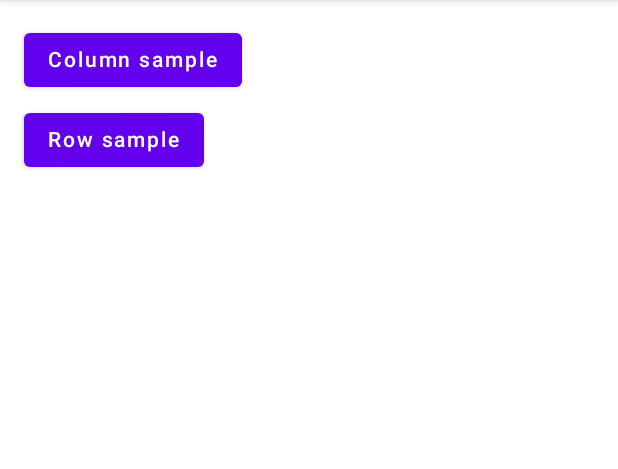
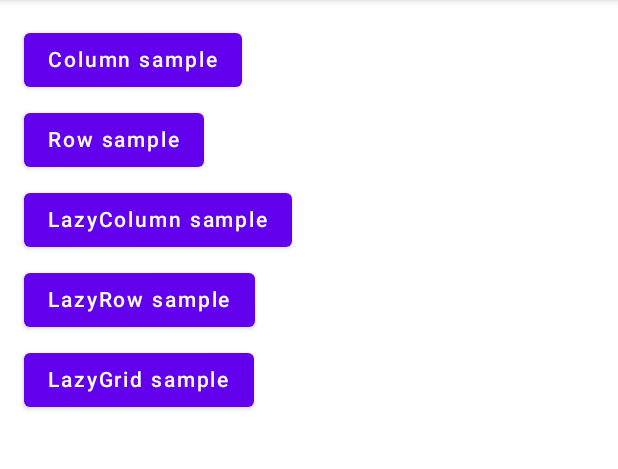
Before and after one commit to diegobrunet-vv/jetpack-compose, an Android app built with Jetpack Compose: the screen it shows after launch (MainActivity), on a phone screen of 412 x 824 dp, the part 84-553 px from its top. Run offline under Robolectric (Android 15) with nearby library versions, the phone set to English and light mode, and no system bars; our stand-ins replace Dagger/Hilt's generated code, accompanist.

Commit message:
fix lists

```diff
--- a/app/src/main/java/br/com/jetpack/compose/data/model/models.kt
+++ b/app/src/main/java/br/com/jetpack/compose/data/model/models.kt
@@ -4,5 +4,7 @@ data class User(
     val name: String,
     val username: String,
     val job: String,
+    val email: String,
+    val age: Int,
     val url: String? = null
 )
--- a/app/src/main/java/br/com/jetpack/compose/data/repository/user/UserData.kt
+++ b/app/src/main/java/br/com/jetpack/compose/data/repository/user/UserData.kt
@@ -6,5 +6,7 @@ val user = User(
     name = "Jose da Silva",
     username = "josedasilva",
     job = "Funcionário Publico",
+    email = "josedasilva@email.com",
+    age = 28,
     url = "https://www.google.com.br"
 )
--- a/app/src/main/java/br/com/jetpack/compose/presentation/home/HomeScreen.kt
+++ b/app/src/main/java/br/com/jetpack/compose/presentation/home/HomeScreen.kt
@@ -9,7 +9,7 @@ import androidx.compose.runtime.Composable
 import androidx.compose.ui.Modifier
 import androidx.compose.ui.unit.dp
 import androidx.navigation.NavHostController
-import br.com.jetpack.compose.utils.MainDestinations
+import br.com.jetpack.compose.utils.ComponentsDestinations
 
 @Composable
 fun HomeScreen(
@@ -17,14 +17,32 @@ fun HomeScreen(
 ) {
     Column(modifier = Modifier.padding(16.dp)) {
 
-        Button(onClick = { navController.navigate(MainDestinations.COLUMN_CONTAINER_ROUTE) }) {
+        Button(onClick = { navController.navigate(ComponentsDestinations.COLUMN_CONTAINER_ROUTE) }) {
             Text(text = "Column sample")
         }
 
         Spacer(modifier = Modifier.padding(top = 5.dp))
 
-        Button(onClick = { navController.navigate(MainDestinations.ROW_CONTAINER_ROUTE) }) {
+        Button(onClick = { navController.navigate(ComponentsDestinations.ROW_CONTAINER_ROUTE) }) {
             Text(text = "Row sample")
+        }
+
+        Spacer(modifier = Modifier.padding(top = 5.dp))
+
+        Button(onClick = { navController.navigate(ComponentsDestinations.LAZY_LIST_VERTICAL_CONTAINER_ROUTE) }) {
+            Text(text = "LazyColumn sample")
+        }
+
+        Spacer(modifier = Modifier.padding(top = 5.dp))
+
+        Button(onClick = { navController.navigate(ComponentsDestinations.LAZY_LIST_HORIZONTAL_CONTAINER_ROUTE) }) {
+            Text(text = "LazyRow sample")
+        }
+
+        Spacer(modifier = Modifier.padding(top = 5.dp))
+
+        Button(onClick = { navController.navigate(ComponentsDestinations.LAZY_GRID_CONTAINER_ROUTE) }) {
+            Text(text = "LazyGrid sample")
         }
     }
 }
--- a/app/src/main/java/br/com/jetpack/compose/presentation/ui/components/MainContainer.kt
+++ b/app/src/main/java/br/com/jetpack/compose/presentation/ui/components/MainContainer.kt
@@ -1,5 +1,6 @@
 package br.com.jetpack.compose.presentation.ui.components
 
+import androidx.compose.foundation.ExperimentalFoundationApi
 import androidx.compose.material.Scaffold
 import androidx.compose.material.Text
 import androidx.compose.material.rememberScaffoldState
@@ -12,6 +13,7 @@ import br.com.jetpack.compose.presentation.ui.components.appbar.TopAppBar
 import br.com.jetpack.compose.presentation.ui.components.nav.NavGraph
 import br.com.jetpack.compose.presentation.ui.theme.AppTheme
 
+@ExperimentalFoundationApi
 @Composable
 fun MainContainer(
     mainViewModel: MainViewModel
--- a/app/src/main/java/br/com/jetpack/compose/presentation/ui/components/nav/NavGraph.kt
+++ b/app/src/main/java/br/com/jetpack/compose/presentation/ui/components/nav/NavGraph.kt
@@ -1,5 +1,6 @@
 package br.com.jetpack.compose.presentation.ui.components.nav
 
+import androidx.compose.foundation.ExperimentalFoundationApi
 import androidx.compose.runtime.Composable
 import androidx.navigation.NavHostController
 import androidx.navigation.compose.NavHost
@@ -8,28 +9,41 @@ import androidx.navigation.compose.rememberNavController
 import br.com.jetpack.compose.presentation.MainViewModel
 import br.com.jetpack.compose.presentation.home.HomeScreen
 import br.com.jetpack.compose.presentation.ui.components.column.ColumnContainer
+import br.com.jetpack.compose.presentation.ui.components.list.ListLazyColumn
+import br.com.jetpack.compose.presentation.ui.components.list.ListLazyGrid
+import br.com.jetpack.compose.presentation.ui.components.list.ListLazyRow
 import br.com.jetpack.compose.presentation.ui.components.row.RowContainer
-import br.com.jetpack.compose.utils.MainDestinations
+import br.com.jetpack.compose.utils.ComponentsDestinations
 
+@ExperimentalFoundationApi
 @Composable
 fun NavGraph(
     mainViewModel: MainViewModel,
     navController: NavHostController = rememberNavController(),
-    startDestination: String = MainDestinations.HOME_ROUTE
+    startDestination: String = ComponentsDestinations.HOME_ROUTE
 ) {
 
     NavHost(
         navController = navController,
         startDestination = startDestination
     ) {
-        composable(MainDestinations.HOME_ROUTE) {
+        composable(ComponentsDestinations.HOME_ROUTE) {
             HomeScreen(navController = navController)
         }
-        composable(MainDestinations.COLUMN_CONTAINER_ROUTE) {
+        composable(ComponentsDestinations.COLUMN_CONTAINER_ROUTE) {
             ColumnContainer(mainViewModel)
         }
-        composable(MainDestinations.ROW_CONTAINER_ROUTE) {
+        composable(ComponentsDestinations.ROW_CONTAINER_ROUTE) {
             RowContainer(mainViewModel)
+        }
+        composable(ComponentsDestinations.LAZY_LIST_VERTICAL_CONTAINER_ROUTE) {
+            ListLazyColumn()
+        }
+        composable(ComponentsDestinations.LAZY_LIST_HORIZONTAL_CONTAINER_ROUTE) {
+            ListLazyRow()
+        }
+        composable(ComponentsDestinations.LAZY_GRID_CONTAINER_ROUTE) {
+            ListLazyGrid()
         }
     }
 }
```
Also changed, not shown: app/src/main/java/br/com/jetpack/compose/presentation/ui/components/card/CardContainer.kt (added, +71 -0 lines), app/src/main/java/br/com/jetpack/compose/presentation/ui/components/list/ListLazyColumn.kt (added, +22 -0 lines), app/src/main/java/br/com/jetpack/compose/presentation/ui/components/list/ListLazyGrid.kt (added, +36 -0 lines), app/src/main/java/br/com/jetpack/compose/presentation/ui/components/list/ListLazyRow.kt (added, +22 -0 lines), app/src/main/java/br/com/jetpack/compose/utils/ComponentsDestinations.kt (added, +10 -0 lines), app/src/main/java/br/com/jetpack/compose/utils/MainDestinations.kt (deleted, +0 -7 lines).
